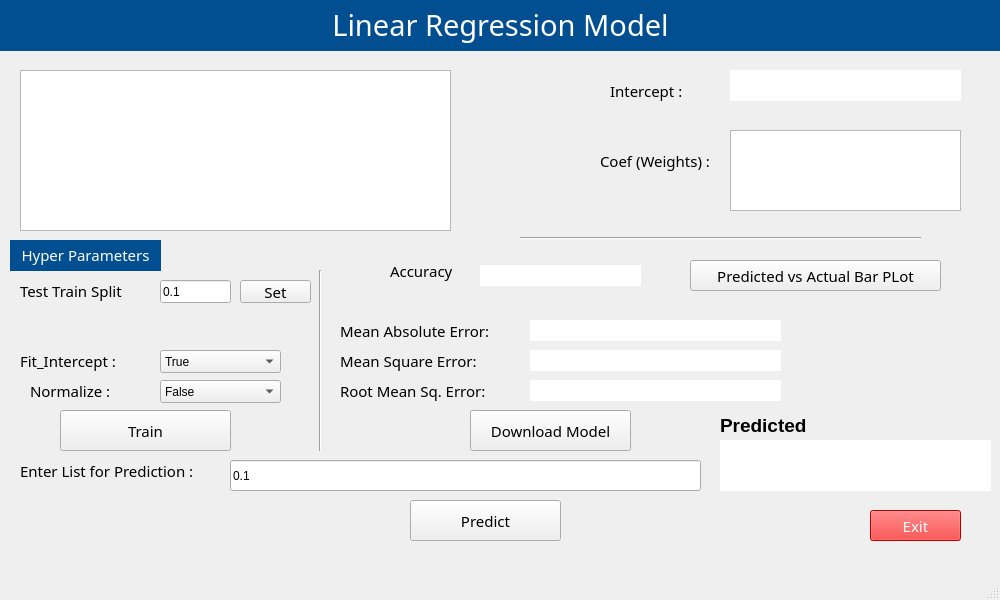
Komal-99/Machine-learning-GUI, file ui_files/LinearRegression.ui: the form before one commit.
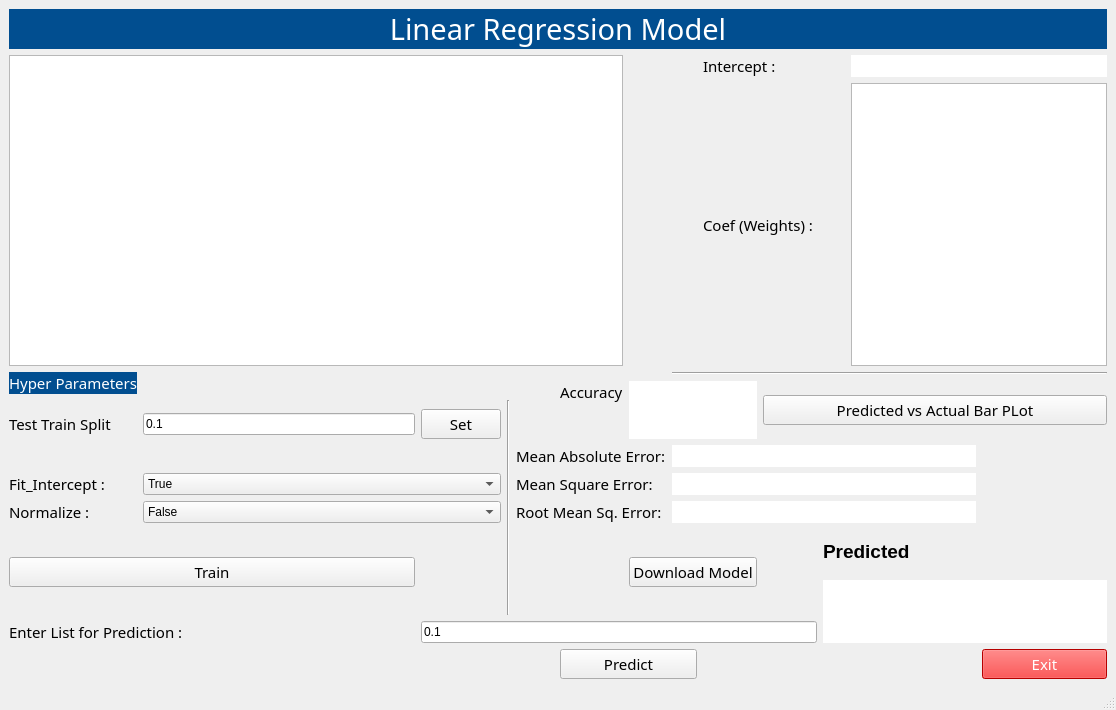
The form after the commit.

```diff
--- a/ui_files/LinearRegression.ui
+++ b/ui_files/LinearRegression.ui
@@ -6,23 +6,17 @@
    <rect>
     <x>0</x>
     <y>0</y>
-    <width>1000</width>
-    <height>600</height>
+    <width>1116</width>
+    <height>710</height>
    </rect>
   </property>
   <property name="windowTitle">
    <string>MainWindow</string>
   </property>
   <widget class="QWidget" name="centralwidget">
+   <layout class="QGridLayout" name="gridLayout">
+    <item row="0" column="0" colspan="13">
    <widget class="QLabel" name="label">
-    <property name="geometry">
-     <rect>
-      <x>0</x>
-      <y>0</y>
-      <width>1001</width>
-      <height>51</height>
-     </rect>
-    </property>
     <property name="font">
      <font>
       <family>Ubuntu Condensed</family>
@@ -37,135 +31,12 @@
      <string>&lt;html&gt;&lt;head/&gt;&lt;body&gt;&lt;p align=&quot;center&quot;&gt;Linear Regression Model&lt;/p&gt;&lt;/body&gt;&lt;/html&gt;</string>
     </property>
    </widget>
-   <widget class="QListWidget" name="columns">
-    <property name="geometry">
-     <rect>
-      <x>20</x>
-      <y>70</y>
-      <width>431</width>
-      <height>161</height>
-     </rect>
-    </property>
-   </widget>
-   <widget class="QLabel" name="label_3">
-    <property name="geometry">
-     <rect>
-      <x>20</x>
-      <y>350</y>
-      <width>121</width>
-      <height>21</height>
-     </rect>
-    </property>
-    <property name="font">
-     <font>
-      <family>Ubuntu Condensed</family>
-      <pointsize>11</pointsize>
-     </font>
-    </property>
-    <property name="text">
-     <string>&lt;html&gt;&lt;head/&gt;&lt;body&gt;&lt;p&gt;Fit_Intercept :&lt;/p&gt;&lt;/body&gt;&lt;/html&gt;</string>
-    </property>
-   </widget>
-   <widget class="QLabel" name="label_4">
-    <property name="geometry">
-     <rect>
-      <x>30</x>
-      <y>380</y>
-      <width>91</width>
-      <height>21</height>
-     </rect>
-    </property>
-    <property name="font">
-     <font>
-      <family>Ubuntu Condensed</family>
-      <pointsize>11</pointsize>
-     </font>
-    </property>
-    <property name="text">
-     <string>&lt;html&gt;&lt;head/&gt;&lt;body&gt;&lt;p&gt;Normalize :&lt;/p&gt;&lt;/body&gt;&lt;/html&gt;</string>
-    </property>
-   </widget>
-   <widget class="QComboBox" name="fit_inter">
-    <property name="geometry">
-     <rect>
-      <x>160</x>
-      <y>350</y>
-      <width>121</width>
-      <height>23</height>
-     </rect>
-    </property>
-    <item>
-     <property name="text">
-      <string>True</string>
-     </property>
     </item>
-    <item>
-     <property name="text">
-      <string>False</string>
-     </property>
+    <item row="1" column="0" rowspan="2" colspan="6">
+     <widget class="QListWidget" name="columns"/>
     </item>
-   </widget>
-   <widget class="QComboBox" name="normalize">
-    <property name="geometry">
-     <rect>
-      <x>160</x>
-      <y>380</y>
-      <width>121</width>
-      <height>23</height>
-     </rect>
-    </property>
-    <item>
-     <property name="text">
-      <string>False</string>
-     </property>
-    </item>
-    <item>
-     <property name="text">
-      <string>True</string>
-     </property>
-    </item>
-   </widget>
-   <widget class="Line" name="line_2">
-    <property name="geometry">
-     <rect>
-      <x>310</x>
-      <y>270</y>
-      <width>20</width>
-      <height>181</height>
-     </rect>
-    </property>
-    <property name="orientation">
-     <enum>Qt::Vertical</enum>
-    </property>
-   </widget>
-   <widget class="QLabel" name="label_5">
-    <property name="geometry">
-     <rect>
-      <x>600</x>
-      <y>150</y>
-      <width>121</width>
-      <height>21</height>
-     </rect>
-    </property>
-    <property name="font">
-     <font>
-      <family>Ubuntu Condensed</family>
-      <pointsize>11</pointsize>
-     </font>
-    </property>
-    <property name="text">
-     <string>Coef (Weights) : </string>
-    </property>
-   </widget>
+    <item row="1" column="8" colspan="3">
    <widget class="QLabel" name="label_6">
-    <property name="geometry">
-     <rect>
-      <x>610</x>
-      <y>80</y>
-      <width>121</width>
-      <height>21</height>
-     </rect>
-    </property>
     <property name="font">
      <font>
       <family>Ubuntu Condensed</family>
@@ -176,15 +47,9 @@
      <string>Intercept : </string>
     </property>
    </widget>
+    </item>
+    <item row="1" column="11" colspan="2">
    <widget class="QLabel" name="intercept">
-    <property name="geometry">
-     <rect>
-      <x>730</x>
-      <y>70</y>
-      <width>231</width>
-      <height>31</height>
-     </rect>
-    </property>
     <property name="font">
      <font>
       <family>Ubuntu Condensed</family>
@@ -199,15 +64,98 @@
      <string/>
     </property>
    </widget>
+    </item>
+    <item row="2" column="8" colspan="2">
+     <widget class="QLabel" name="label_5">
+      <property name="font">
+       <font>
+        <family>Ubuntu Condensed</family>
+        <pointsize>11</pointsize>
+       </font>
+      </property>
+      <property name="text">
+       <string>Coef (Weights) : </string>
+      </property>
+     </widget>
+    </item>
+    <item row="2" column="11" colspan="2">
+     <widget class="QTextBrowser" name="weights"/>
+    </item>
+    <item row="3" column="0" rowspan="2">
+     <widget class="QLabel" name="label_8">
+      <property name="font">
+       <font>
+        <family>Ubuntu Condensed</family>
+        <pointsize>11</pointsize>
+       </font>
+      </property>
+      <property name="styleSheet">
+       <string notr="true">background-color: rgb(1, 78, 144);
+color: rgb(255, 255, 255);</string>
+      </property>
+      <property name="text">
+       <string>&lt;html&gt;&lt;head/&gt;&lt;body&gt;&lt;p align=&quot;center&quot;&gt;Hyper Parameters&lt;/p&gt;&lt;/body&gt;&lt;/html&gt;</string>
+      </property>
+     </widget>
+    </item>
+    <item row="3" column="7" colspan="6">
+     <widget class="Line" name="line_3">
+      <property name="orientation">
+       <enum>Qt::Horizontal</enum>
+      </property>
+     </widget>
+    </item>
+    <item row="4" column="5" rowspan="2">
+     <widget class="QLabel" name="label_16">
+      <property name="font">
+       <font>
+        <family>Ubuntu Condensed</family>
+        <pointsize>11</pointsize>
+       </font>
+      </property>
+      <property name="text">
+       <string>Accuracy</string>
+      </property>
+     </widget>
+    </item>
+    <item row="4" column="6" rowspan="3" colspan="3">
+     <widget class="QLabel" name="accuracy">
+      <property name="font">
+       <font>
+        <family>Ubuntu Condensed</family>
+        <pointsize>11</pointsize>
+       </font>
+      </property>
+      <property name="styleSheet">
+       <string notr="true">background-color: rgb(255, 255, 255);</string>
+      </property>
+      <property name="text">
+       <string/>
+      </property>
+     </widget>
+    </item>
+    <item row="4" column="9" rowspan="3" colspan="4">
+     <widget class="QPushButton" name="bar_plot">
+      <property name="font">
+       <font>
+        <family>Ubuntu Condensed</family>
+        <pointsize>11</pointsize>
+       </font>
+      </property>
+      <property name="text">
+       <string>Predicted vs Actual Bar PLot</string>
+      </property>
+     </widget>
+    </item>
+    <item row="5" column="3" rowspan="7">
+     <widget class="Line" name="line_2">
+      <property name="orientation">
+       <enum>Qt::Vertical</enum>
+      </property>
+     </widget>
+    </item>
+    <item row="6" column="0">
    <widget class="QLabel" name="label_7">
-    <property name="geometry">
-     <rect>
-      <x>20</x>
-      <y>280</y>
-      <width>121</width>
-      <height>21</height>
-     </rect>
-    </property>
     <property name="font">
      <font>
       <family>Ubuntu Condensed</family>
@@ -218,28 +166,16 @@
      <string>&lt;html&gt;&lt;head/&gt;&lt;body&gt;&lt;p&gt;Test Train Split&lt;/p&gt;&lt;/body&gt;&lt;/html&gt;</string>
     </property>
    </widget>
+    </item>
+    <item row="6" column="1">
    <widget class="QLineEdit" name="test_data">
-    <property name="geometry">
-     <rect>
-      <x>160</x>
-      <y>280</y>
-      <width>71</width>
-      <height>23</height>
-     </rect>
-    </property>
     <property name="text">
      <string>0.1</string>
     </property>
    </widget>
-   <widget class="QPushButton" name="train">
-    <property name="geometry">
-     <rect>
-      <x>60</x>
-      <y>410</y>
-      <width>171</width>
-      <height>41</height>
-     </rect>
-    </property>
+    </item>
+    <item row="6" column="2">
+     <widget class="QPushButton" name="test_size_btn">
     <property name="font">
      <font>
       <family>Ubuntu Condensed</family>
@@ -247,50 +183,28 @@
      </font>
     </property>
     <property name="text">
-     <string>Train</string>
-    </property>
-   </widget>
-   <widget class="QPushButton" name="bar_plot">
-    <property name="geometry">
-     <rect>
-      <x>690</x>
-      <y>260</y>
-      <width>251</width>
-      <height>31</height>
-     </rect>
-    </property>
+       <string>Set</string>
+      </property>
+     </widget>
+    </item>
+    <item row="7" column="0" colspan="3">
+     <widget class="QLabel" name="split">
     <property name="font">
      <font>
       <family>Ubuntu Condensed</family>
       <pointsize>11</pointsize>
      </font>
     </property>
+      <property name="styleSheet">
+       <string notr="true">color: rgb(1, 78, 144);</string>
+      </property>
     <property name="text">
-     <string>Predicted vs Actual Bar PLot</string>
-    </property>
-   </widget>
-   <widget class="Line" name="line_3">
-    <property name="geometry">
-     <rect>
-      <x>520</x>
-      <y>230</y>
-      <width>401</width>
-      <height>16</height>
-     </rect>
-    </property>
-    <property name="orientation">
-     <enum>Qt::Horizontal</enum>
-    </property>
-   </widget>
+       <string/>
+      </property>
+     </widget>
+    </item>
+    <item row="7" column="4" colspan="3">
    <widget class="QLabel" name="label_11">
-    <property name="geometry">
-     <rect>
-      <x>340</x>
-      <y>320</y>
-      <width>181</width>
-      <height>21</height>
-     </rect>
-    </property>
     <property name="font">
      <font>
       <family>Ubuntu Condensed</family>
@@ -301,15 +215,52 @@
      <string>Mean Absolute Error:</string>
     </property>
    </widget>
+    </item>
+    <item row="7" column="7" colspan="5">
+     <widget class="QLabel" name="mae">
+      <property name="font">
+       <font>
+        <family>Ubuntu Condensed</family>
+        <pointsize>11</pointsize>
+       </font>
+      </property>
+      <property name="styleSheet">
+       <string notr="true">background-color: rgb(255, 255, 255);</string>
+      </property>
+      <property name="text">
+       <string/>
+      </property>
+     </widget>
+    </item>
+    <item row="8" column="0">
+     <widget class="QLabel" name="label_3">
+      <property name="font">
+       <font>
+        <family>Ubuntu Condensed</family>
+        <pointsize>11</pointsize>
+       </font>
+      </property>
+      <property name="text">
+       <string>&lt;html&gt;&lt;head/&gt;&lt;body&gt;&lt;p&gt;Fit_Intercept :&lt;/p&gt;&lt;/body&gt;&lt;/html&gt;</string>
+      </property>
+     </widget>
+    </item>
+    <item row="8" column="1" colspan="2">
+     <widget class="QComboBox" name="fit_inter">
+      <item>
+       <property name="text">
+        <string>True</string>
+       </property>
+      </item>
+      <item>
+       <property name="text">
+        <string>False</string>
+       </property>
+      </item>
+     </widget>
+    </item>
+    <item row="8" column="4" colspan="3">
    <widget class="QLabel" name="label_12">
-    <property name="geometry">
-     <rect>
-      <x>340</x>
-      <y>350</y>
-      <width>151</width>
-      <height>21</height>
-     </rect>
-    </property>
     <property name="font">
      <font>
       <family>Ubuntu Condensed</family>
@@ -320,15 +271,52 @@
      <string>Mean Square Error:</string>
     </property>
    </widget>
+    </item>
+    <item row="8" column="7" colspan="5">
+     <widget class="QLabel" name="mse">
+      <property name="font">
+       <font>
+        <family>Ubuntu Condensed</family>
+        <pointsize>11</pointsize>
+       </font>
+      </property>
+      <property name="styleSheet">
+       <string notr="true">background-color: rgb(255, 255, 255);</string>
+      </property>
+      <property name="text">
+       <string/>
+      </property>
+     </widget>
+    </item>
+    <item row="9" column="0">
+     <widget class="QLabel" name="label_4">
+      <property name="font">
+       <font>
+        <family>Ubuntu Condensed</family>
+        <pointsize>11</pointsize>
+       </font>
+      </property>
+      <property name="text">
+       <string>&lt;html&gt;&lt;head/&gt;&lt;body&gt;&lt;p&gt;Normalize :&lt;/p&gt;&lt;/body&gt;&lt;/html&gt;</string>
+      </property>
+     </widget>
+    </item>
+    <item row="9" column="1" colspan="2">
+     <widget class="QComboBox" name="normalize">
+      <item>
+       <property name="text">
+        <string>False</string>
+       </property>
+      </item>
+      <item>
+       <property name="text">
+        <string>True</string>
+       </property>
+      </item>
+     </widget>
+    </item>
+    <item row="9" column="4" colspan="3">
    <widget class="QLabel" name="label_13">
-    <property name="geometry">
-     <rect>
-      <x>340</x>
-      <y>380</y>
-      <width>171</width>
-      <height>21</height>
-     </rect>
-    </property>
     <property name="font">
      <font>
       <family>Ubuntu Condensed</family>
@@ -339,59 +327,9 @@
      <string>Root Mean Sq. Error:</string>
     </property>
    </widget>
-   <widget class="QLabel" name="mse">
-    <property name="geometry">
-     <rect>
-      <x>530</x>
-      <y>350</y>
-      <width>251</width>
-      <height>21</height>
-     </rect>
-    </property>
-    <property name="font">
-     <font>
-      <family>Ubuntu Condensed</family>
-      <pointsize>11</pointsize>
-     </font>
-    </property>
-    <property name="styleSheet">
-     <string notr="true">background-color: rgb(255, 255, 255);</string>
-    </property>
-    <property name="text">
-     <string/>
-    </property>
-   </widget>
-   <widget class="QLabel" name="accuracy">
-    <property name="geometry">
-     <rect>
-      <x>480</x>
-      <y>265</y>
-      <width>161</width>
-      <height>21</height>
-     </rect>
-    </property>
-    <property name="font">
-     <font>
-      <family>Ubuntu Condensed</family>
-      <pointsize>11</pointsize>
-     </font>
-    </property>
-    <property name="styleSheet">
-     <string notr="true">background-color: rgb(255, 255, 255);</string>
-    </property>
-    <property name="text">
-     <string/>
-    </property>
-   </widget>
+    </item>
+    <item row="9" column="7" colspan="5">
    <widget class="QLabel" name="rmse">
-    <property name="geometry">
-     <rect>
-      <x>530</x>
-      <y>380</y>
-      <width>251</width>
-      <height>21</height>
-     </rect>
-    </property>
     <property name="font">
      <font>
       <family>Ubuntu Condensed</family>
@@ -405,25 +343,22 @@
      <string/>
     </property>
    </widget>
-   <widget class="QTextBrowser" name="weights">
-    <property name="geometry">
-     <rect>
-      <x>730</x>
-      <y>130</y>
-      <width>231</width>
-      <height>81</height>
-     </rect>
-    </property>
-   </widget>
+    </item>
+    <item row="10" column="0" rowspan="2" colspan="2">
+     <widget class="QPushButton" name="train">
+      <property name="font">
+       <font>
+        <family>Ubuntu Condensed</family>
+        <pointsize>11</pointsize>
+       </font>
+      </property>
+      <property name="text">
+       <string>Train</string>
+      </property>
+     </widget>
+    </item>
+    <item row="10" column="6" rowspan="2" colspan="3">
    <widget class="QPushButton" name="dwnld">
-    <property name="geometry">
-     <rect>
-      <x>470</x>
-      <y>410</y>
-      <width>161</width>
-      <height>41</height>
-     </rect>
-    </property>
     <property name="font">
      <font>
       <family>Ubuntu Condensed</family>
@@ -434,75 +369,9 @@
      <string>Download Model</string>
     </property>
    </widget>
-   <widget class="QLabel" name="mae">
-    <property name="geometry">
-     <rect>
-      <x>530</x>
-      <y>320</y>
-      <width>251</width>
-      <height>21</height>
-     </rect>
-    </property>
-    <property name="font">
-     <font>
-      <family>Ubuntu Condensed</family>
-      <pointsize>11</pointsize>
-     </font>
-    </property>
-    <property name="styleSheet">
-     <string notr="true">background-color: rgb(255, 255, 255);</string>
-    </property>
-    <property name="text">
-     <string/>
-    </property>
-   </widget>
-   <widget class="QPushButton" name="train_2">
-    <property name="geometry">
-     <rect>
-      <x>410</x>
-      <y>500</y>
-      <width>151</width>
-      <height>41</height>
-     </rect>
-    </property>
-    <property name="font">
-     <font>
-      <family>Ubuntu Condensed</family>
-      <pointsize>11</pointsize>
-     </font>
-    </property>
-    <property name="text">
-     <string>Predict</string>
-    </property>
-   </widget>
-   <widget class="QLabel" name="label_14">
-    <property name="geometry">
-     <rect>
-      <x>20</x>
-      <y>460</y>
-      <width>211</width>
-      <height>21</height>
-     </rect>
-    </property>
-    <property name="font">
-     <font>
-      <family>Ubuntu Condensed</family>
-      <pointsize>11</pointsize>
-     </font>
-    </property>
-    <property name="text">
-     <string>Enter List for Prediction :</string>
-    </property>
-   </widget>
+    </item>
+    <item row="10" column="10" colspan="2">
    <widget class="QLabel" name="label_15">
-    <property name="geometry">
-     <rect>
-      <x>720</x>
-      <y>410</y>
-      <width>121</width>
-      <height>31</height>
-     </rect>
-    </property>
     <property name="font">
      <font>
       <family>MS Shell Dlg 2</family>
@@ -515,15 +384,24 @@
      <string>&lt;html&gt;&lt;head/&gt;&lt;body&gt;&lt;p&gt;&lt;span style=&quot; font-size:14pt; font-weight:600;&quot;&gt;Predicted &lt;/span&gt;&lt;/p&gt;&lt;/body&gt;&lt;/html&gt;</string>
     </property>
    </widget>
+    </item>
+    <item row="10" column="12">
+     <widget class="QLabel" name="target">
+      <property name="font">
+       <font>
+        <family>MS Shell Dlg 2</family>
+        <pointsize>14</pointsize>
+        <weight>75</weight>
+        <bold>true</bold>
+       </font>
+      </property>
+      <property name="text">
+       <string>&lt;html&gt;&lt;head/&gt;&lt;body&gt;&lt;p&gt;&lt;span style=&quot; font-weight:600;&quot;&gt;&lt;br/&gt;&lt;/span&gt;&lt;/p&gt;&lt;/body&gt;&lt;/html&gt;</string>
+      </property>
+     </widget>
+    </item>
+    <item row="11" column="10" rowspan="2" colspan="3">
    <widget class="QLabel" name="predict_val">
-    <property name="geometry">
-     <rect>
-      <x>720</x>
-      <y>440</y>
-      <width>271</width>
-      <height>51</height>
-     </rect>
-    </property>
     <property name="font">
      <font>
       <family>Ubuntu Condensed</family>
@@ -549,15 +427,52 @@
      <string>&lt;html&gt;&lt;head/&gt;&lt;body&gt;&lt;p align=&quot;center&quot;&gt;&lt;br/&gt;&lt;/p&gt;&lt;/body&gt;&lt;/html&gt;</string>
     </property>
    </widget>
+    </item>
+    <item row="12" column="0" colspan="2">
+     <widget class="QLabel" name="label_14">
+      <property name="font">
+       <font>
+        <family>Ubuntu Condensed</family>
+        <pointsize>11</pointsize>
+       </font>
+      </property>
+      <property name="text">
+       <string>Enter List for Prediction :</string>
+      </property>
+     </widget>
+    </item>
+    <item row="12" column="2" colspan="8">
+     <widget class="QLineEdit" name="list">
+      <property name="text">
+       <string>0.1</string>
+      </property>
+     </widget>
+    </item>
+    <item row="13" column="2" colspan="3">
+     <widget class="QLabel" name="error">
+      <property name="styleSheet">
+       <string notr="true">color: rgb(255, 0, 4);</string>
+      </property>
+      <property name="text">
+       <string/>
+      </property>
+     </widget>
+    </item>
+    <item row="13" column="5" colspan="3">
+     <widget class="QPushButton" name="train_2">
+      <property name="font">
+       <font>
+        <family>Ubuntu Condensed</family>
+        <pointsize>11</pointsize>
+       </font>
+      </property>
+      <property name="text">
+       <string>Predict</string>
+      </property>
+     </widget>
+    </item>
+    <item row="13" column="12">
    <widget class="QPushButton" name="ExitButton">
-    <property name="geometry">
-     <rect>
-      <x>870</x>
-      <y>510</y>
-      <width>91</width>
-      <height>31</height>
-     </rect>
-    </property>
     <property name="font">
      <font>
       <family>Segoe Fluent Icons</family>
@@ -576,139 +491,8 @@
      <string>Exit</string>
     </property>
    </widget>
-   <widget class="QPushButton" name="test_size_btn">
-    <property name="geometry">
-     <rect>
-      <x>240</x>
-      <y>280</y>
-      <width>71</width>
-      <height>23</height>
-     </rect>
-    </property>
-    <property name="font">
-     <font>
-      <family>Ubuntu Condensed</family>
-      <pointsize>11</pointsize>
-     </font>
-    </property>
-    <property name="text">
-     <string>Set</string>
-    </property>
-   </widget>
-   <widget class="QLabel" name="label_16">
-    <property name="geometry">
-     <rect>
-      <x>390</x>
-      <y>260</y>
-      <width>81</width>
-      <height>21</height>
-     </rect>
-    </property>
-    <property name="font">
-     <font>
-      <family>Ubuntu Condensed</family>
-      <pointsize>11</pointsize>
-     </font>
-    </property>
-    <property name="text">
-     <string>Accuracy</string>
-    </property>
-   </widget>
-   <widget class="QLineEdit" name="list">
-    <property name="geometry">
-     <rect>
-      <x>230</x>
-      <y>460</y>
-      <width>471</width>
-      <height>31</height>
-     </rect>
-    </property>
-    <property name="text">
-     <string>0.1</string>
-    </property>
-   </widget>
-   <widget class="QLabel" name="label_8">
-    <property name="geometry">
-     <rect>
-      <x>10</x>
-      <y>240</y>
-      <width>151</width>
-      <height>31</height>
-     </rect>
-    </property>
-    <property name="font">
-     <font>
-      <family>Ubuntu Condensed</family>
-      <pointsize>11</pointsize>
-     </font>
-    </property>
-    <property name="styleSheet">
-     <string notr="true">background-color: rgb(1, 78, 144);
-color: rgb(255, 255, 255);</string>
-    </property>
-    <property name="text">
-     <string>&lt;html&gt;&lt;head/&gt;&lt;body&gt;&lt;p align=&quot;center&quot;&gt;Hyper Parameters&lt;/p&gt;&lt;/body&gt;&lt;/html&gt;</string>
-    </property>
-   </widget>
-   <widget class="QLabel" name="error">
-    <property name="geometry">
-     <rect>
-      <x>230</x>
-      <y>500</y>
-      <width>141</width>
-      <height>16</height>
-     </rect>
-    </property>
-    <property name="styleSheet">
-     <string notr="true">color: rgb(255, 0, 4);</string>
-    </property>
-    <property name="text">
-     <string/>
-    </property>
-   </widget>
-   <widget class="QLabel" name="split">
-    <property name="geometry">
-     <rect>
-      <x>100</x>
-      <y>310</y>
-      <width>171</width>
-      <height>21</height>
-     </rect>
-    </property>
-    <property name="font">
-     <font>
-      <family>Ubuntu Condensed</family>
-      <pointsize>11</pointsize>
-     </font>
-    </property>
-    <property name="styleSheet">
-     <string notr="true">color: rgb(1, 78, 144);</string>
-    </property>
-    <property name="text">
-     <string/>
-    </property>
-   </widget>
-   <widget class="QLabel" name="target">
-    <property name="geometry">
-     <rect>
-      <x>840</x>
-      <y>410</y>
-      <width>141</width>
-      <height>31</height>
-     </rect>
-    </property>
-    <property name="font">
-     <font>
-      <family>MS Shell Dlg 2</family>
-      <pointsize>14</pointsize>
-      <weight>75</weight>
-      <bold>true</bold>
-     </font>
-    </property>
-    <property name="text">
-     <string>&lt;html&gt;&lt;head/&gt;&lt;body&gt;&lt;p&gt;&lt;span style=&quot; font-weight:600;&quot;&gt;&lt;br/&gt;&lt;/span&gt;&lt;/p&gt;&lt;/body&gt;&lt;/html&gt;</string>
-    </property>
-   </widget>
+    </item>
+   </layout>
   </widget>
   <widget class="QMenuBar" name="menubar">
    <property name="geometry">
```
Left out of the diff: 4 changed lines with no effect on the pictures. Lines whose indentation alone changed are shown as unchanged.
